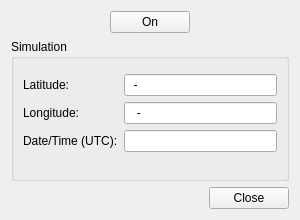
First picture: the form in src/vhf/gpswindow.ui, repository mariokonrad/vhf-sim, before the edit.
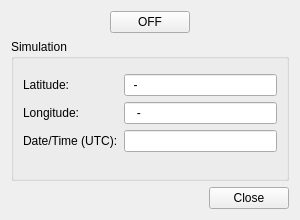
Second picture: the form after the edit.

Commit message: GPS Window now sends sentences, are being processed by engine

```diff
--- a/src/vhf/gpswindow.ui
+++ b/src/vhf/gpswindow.ui
@@ -40,7 +40,7 @@
        <item>
         <widget class="QPushButton" name="button_toggle">
          <property name="text">
-          <string>On</string>
+          <string>OFF</string>
          </property>
          <property name="checkable">
           <bool>false</bool>
```
The commit also changes 5 other files.
